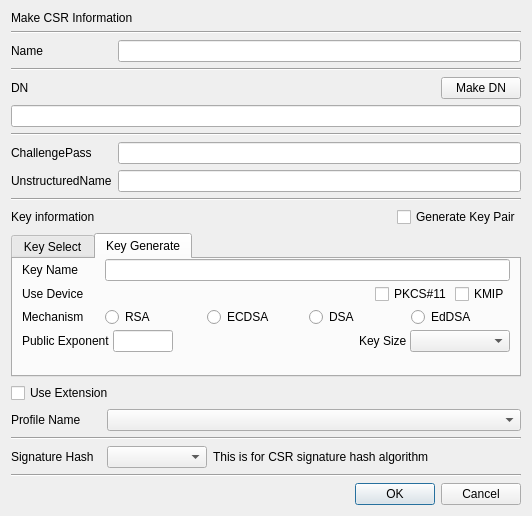
Before: the Qt Designer form CertMan/make_req_dlg.ui in jykim74/CertMan, drawn with Qt 5.
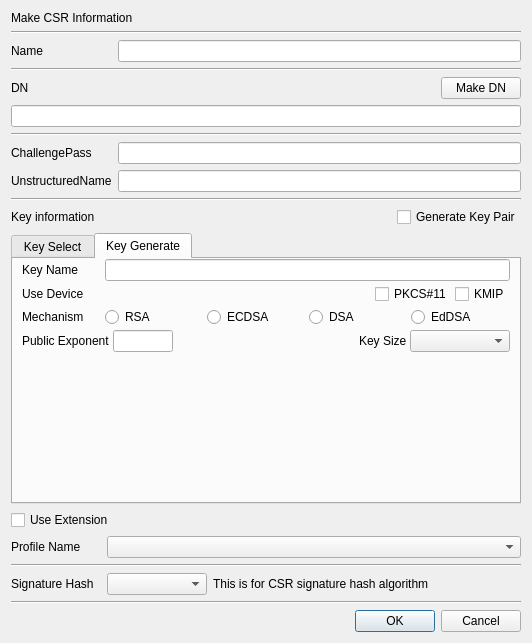
After: the same form once the commit is applied.

What changed in the file:
```diff
--- a/CertMan/make_req_dlg.ui
+++ b/CertMan/make_req_dlg.ui
@@ -7,7 +7,7 @@
     <x>0</x>
     <y>0</y>
     <width>532</width>
-    <height>516</height>
+    <height>643</height>
    </rect>
   </property>
   <property name="windowTitle">
```
Left out of the diff: 4 changed lines with no effect on the pictures.
